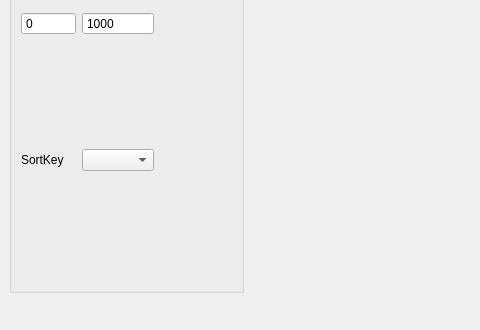
The window that UIFiles/CalibrationPlot.ui (Theserich/RATS) describes before a commit, drawn with Qt 5; both pictures show x 0 to 480 and y 270 to 600 of the 800 by 600 pixel window.
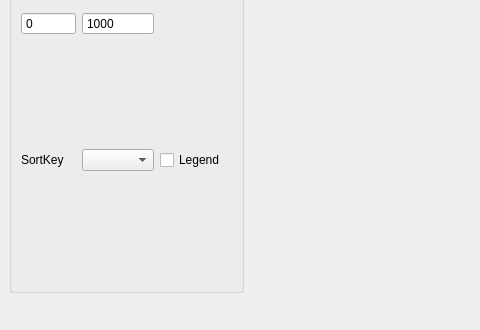
The same window after the commit.

Commit message: Added legend to calibration plot

What changed in the file:
```diff
--- a/UIFiles/CalibrationPlot.ui
+++ b/UIFiles/CalibrationPlot.ui
@@ -83,6 +83,13 @@
        <item row="0" column="2">
         <widget class="QComboBox" name="colorBox"/>
        </item>
+       <item row="2" column="2">
+        <widget class="QCheckBox" name="legend_checkBox">
+         <property name="text">
+          <string>Legend</string>
+         </property>
+        </widget>
+       </item>
       </layout>
      </widget>
     </item>
```
The commit also changes 3 other files.
